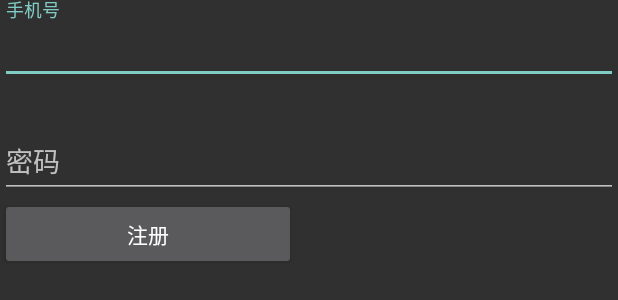
After one commit to ZzcChen/FiveCrowdsourcing-Merchant, an Android app: the layout activity_register.xml on its own in the app's theme, with its tools: preview values and no code run, on a phone screen of 412 x 824 dp. The commit adds this screen. Shown: the top 300 px of the screen. Run offline under Robolectric (Android 15) with nearby library versions, the phone set to English and light mode, and no system bars; network calls fail.

Commit message:
初步完成商家端注册功能，实现数据与服务器通信

```diff
--- a/app/src/main/java/com/example/administrator/fivecrowdsourcing_merchant/MainActivity.java
+++ b/app/src/main/java/com/example/administrator/fivecrowdsourcing_merchant/MainActivity.java
@@ -22,7 +22,6 @@ public class MainActivity extends AppCompatActivity
     protected void onCreate(Bundle savedInstanceState) {
         super.onCreate(savedInstanceState);
         setContentView(R.layout.activity_main);
-        //测试
         Toolbar toolbar = (Toolbar) findViewById(R.id.toolbar);
         setSupportActionBar(toolbar);
 
--- /dev/null
+++ b/app/src/main/res/layout/activity_register.xml
@@ -0,0 +1,43 @@
+<?xml version="1.0" encoding="utf-8"?>
+<LinearLayout
+    xmlns:android="http://schemas.android.com/apk/res/android"
+    xmlns:tools="http://schemas.android.com/tools"
+    android:layout_width="match_parent"
+    android:layout_height="match_parent"
+    android:orientation="vertical"
+    tools:context="com.suericze.myapplication.TestInput">
+
+
+    <android.support.design.widget.TextInputLayout
+        android:layout_width="match_parent"
+        android:layout_height="wrap_content">
+
+        <EditText
+            android:id="@+id/phone"
+            android:layout_width="match_parent"
+            android:layout_height="wrap_content"
+            android:hint="手机号" />
+    </android.support.design.widget.TextInputLayout>a
+
+    <android.support.design.widget.TextInputLayout
+        android:layout_width="match_parent"
+        android:layout_height="wrap_content"
+        android:layout_marginTop="20dp">
+
+        <Button
+            android:id="@+id/register"
+            android:layout_width="197dp"
+            android:layout_height="wrap_content"
+            android:layout_weight="1"
+            android:text="注册" />
+
+        <EditText
+            android:id="@+id/password"
+            android:layout_width="match_parent"
+            android:layout_height="wrap_content"
+            android:hint="密码"
+            android:inputType="textPassword" />
+
+    </android.support.design.widget.TextInputLayout>
+
+</LinearLayout>
```
Also changed, not shown: app/src/main/AndroidManifest.xml (+12 -6 lines), app/src/main/java/com/example/administrator/fivecrowdsourcing_merchant/RegisterActivity.java (added, +34 -0 lines), app/src/main/java/com/example/administrator/fivecrowdsourcing_merchant/RegisterThread.java (added, +66 -0 lines).
